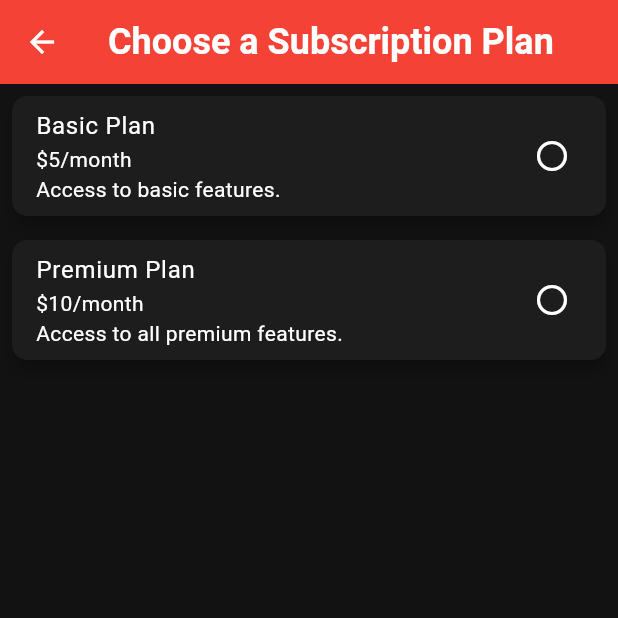
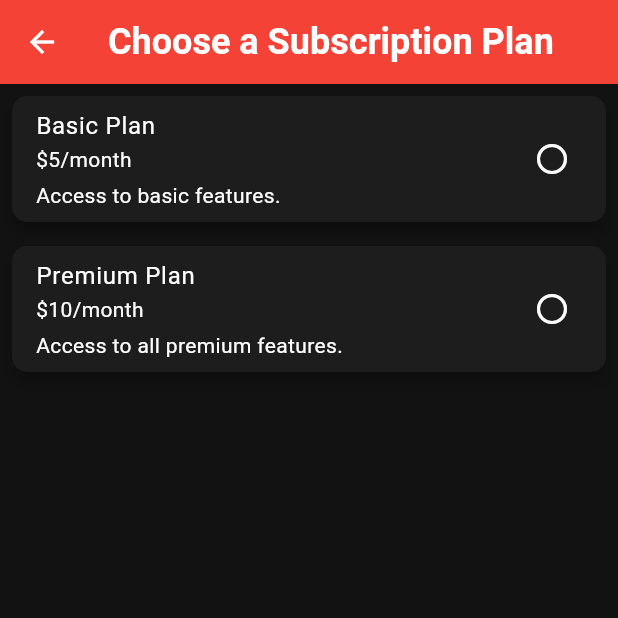
Before and after one commit to Man4c/MovieApp, a Flutter app: the SubscriptionScreen screen opened directly, on a phone screen of 412 x 824 dp, the top half of it. Run offline on Flutter 3.47's test engine with Material 3 defaults, Android fonts, the phone set to English and light mode, and no system bars; our stand-ins replace cached_network_image, chewie, google_sign_in, shared_preferences, video_player; missing offline and left inert: flutter_stripe; accounts and stored records are empty; network calls fail.

Commit message:
Stripe Payment

```diff
--- a/frontend/lib/screens/subscription_screen.dart
+++ b/frontend/lib/screens/subscription_screen.dart
@@ -1,10 +1,26 @@
 import 'package:flutter/material.dart';
-// import 'package:provider/provider.dart'; // Uncomment if using a provider for state
-import 'package:flutter_video_app/services/api_service.dart'; // Uncomment when calling API
-import 'package:flutter_stripe/flutter_stripe.dart';
+import 'package:flutter_video_app/services/api_service.dart';
+import 'package:flutter_stripe/flutter_stripe.dart' hide Card;
+
+// <-- FIX: Data model for type safety
+class Plan {
+  final String id;
+  final String stripePriceId;
+  final String name;
+  final String price;
+  final String description;
+
+  const Plan({
+    required this.id,
+    required this.stripePriceId,
+    required this.name,
+    required this.price,
+    required this.description,
+  });
+}
 
 class SubscriptionScreen extends StatefulWidget {
-  static const String routeName = '/subscription'; // For navigation
+  static const String routeName = '/subscription';
 
   const SubscriptionScreen({super.key});
 
@@ -13,119 +29,159 @@ class SubscriptionScreen extends StatefulWidget {
 }
 
 class _SubscriptionScreenState extends State<SubscriptionScreen> {
-  String? _selectedPlan; // To keep track of the selected plan
-  bool _isLoading = false; // To show a loading indicator
+  Plan? _selectedPlan; // <-- FIX: Use the Plan object for state
+  bool _isLoading = false;
 
-  // Hardcoded plans for now
-  final List<Map<String, dynamic>> _plans = [
-    {'id': 'basic', 'name': 'Basic Plan', 'price': '\$5/month', 'description': 'Access to basic features.'},
-    {'id': 'premium', 'name': 'Premium Plan', 'price': '\$10/month', 'description': 'Access to all premium features.'},
+  // <-- FIX: Use the Plan model. Replace with your actual Stripe Price IDs!
+  final List<Plan> _plans = [
+    Plan(
+      id: 'basic',
+      stripePriceId: 'prod_STA3xw2jK55AH0', // Get from Stripe Dashboard
+      name: 'Basic Plan',
+      price: '\$5/month',
+      description: 'Access to basic features.',
+    ),
+    Plan(
+      id: 'premium',
+      stripePriceId: 'prod_STA0cSHWDDqN8e', // Get from Stripe Dashboard
+      name: 'Premium Plan',
+      price: '\$10/month',
+      description: 'Access to all premium features.',
+    ),
   ];
 
-  void _handlePlanSelection(String planId) {
+  void _handlePlanSelection(Plan plan) {
     setState(() {
-      _selectedPlan = planId;
+      _selectedPlan = plan;
     });
-    // In the next step, we'll call the backend here.
-    print('Selected plan: $planId');
-    // _initiatePayment(planId); // This will be implemented later
+    print('Selected plan: ${plan.name}');
   }
 
-  Future<void> _initiatePayment(String planId) async {
-    setState(() { _isLoading = true; });
-    ScaffoldMessenger.of(context).hideCurrentSnackBar(); // Hide previous snackbars
+  Future<void> _initiatePayment(Plan plan) async {
+    setState(() {
+      _isLoading = true;
+    });
+    ScaffoldMessenger.of(context).hideCurrentSnackBar();
 
     try {
-      // Placeholder for userId - in a real app, get this from your AuthProvider
+      // In a real app, get this from your AuthProvider/state management
       const String userId = 'currentUserPlaceholderId';
       if (userId.isEmpty) {
         ScaffoldMessenger.of(context).showSnackBar(
           const SnackBar(content: Text('Error: User not logged in.')),
         );
-        setState(() { _isLoading = false; });
+        setState(() {
+          _isLoading = false;
+        });
         return;
       }
 
-      final Map<String, dynamic> response = await ApiService.createPaymentIntent(userId, planId);
-      final String? clientSecret = response['clientSecret'] as String?; // Make sure to cast and check for null
+      // <-- FIX: Pass the stripePriceId to your backend!
+      final Map<String, dynamic> response =
+          await ApiService.createPaymentIntent(userId, plan.stripePriceId);
+      final String? clientSecret = response['clientSecret'] as String?;
 
       if (clientSecret == null || clientSecret.isEmpty) {
         ScaffoldMessenger.of(context).showSnackBar(
-          const SnackBar(content: Text('Error: Could not retrieve payment details from server.')),
+          const SnackBar(
+            content: Text(
+              'Error: Could not retrieve payment details from server.',
+            ),
+          ),
         );
-        setState(() { _isLoading = false; });
+        setState(() {
+          _isLoading = false;
+        });
         return;
       }
 
       await Stripe.instance.initPaymentSheet(
         paymentSheetParameters: SetupPaymentSheetParameters(
           paymentIntentClientSecret: clientSecret,
-          merchantDisplayName: 'Your App Name', // Replace with your app name
-          // customerId: response['customerId'], // Optional: if you have it from backend
-          // customerEphemeralKeySecret: response['ephemeralKey'], // Optional: for saving cards
+          merchantDisplayName: 'Your Movie App',
         ),
       );
 
       await Stripe.instance.presentPaymentSheet();
 
-      // After payment sheet is presented and payment is attempted
       ScaffoldMessenger.of(context).showSnackBar(
-        const SnackBar(content: Text('Payment attempt completed. Checking status...')),
+        const SnackBar(
+          content: Text(
+            'Payment successful! Your account will be updated shortly.',
+          ),
+        ),
       );
-      // NOTE: The actual success/failure is confirmed via webhooks on the backend.
-      // The app gets an immediate client-side indication, but the source of truth is your backend.
-      // You might want to navigate the user to a "pending" or "success" screen,
-      // and then update based on backend confirmation.
-
+      // Success! You can navigate away or show a success dialog.
+      // The backend webhook will handle the actual subscription activation.
     } on StripeException catch (e) {
       print('StripeException: ${e.toString()}');
+      // <-- FIX: Access the error message correctly.
       ScaffoldMessenger.of(context).showSnackBar(
-        SnackBar(content: Text('Payment Error: ${e.message ?? e.toString()}')),
+        SnackBar(
+          content: Text(
+            'Payment Error: ${e.error.message ?? 'An unknown error occurred'}',
+          ),
+        ),
       );
     } catch (e) {
       print('Error during payment: ${e.toString()}');
       ScaffoldMessenger.of(context).showSnackBar(
-        SnackBar(content: Text('An unexpected error occurred: ${e.toString()}')),
+        SnackBar(
+          content: Text('An unexpected error occurred: ${e.toString()}'),
+        ),
       );
     } finally {
-      setState(() { _isLoading = false; });
+      setState(() {
+        _isLoading = false;
+      });
     }
   }
 
   @override
   Widget build(BuildContext context) {
     return Scaffold(
-      appBar: AppBar(
-        title: const Text('Choose a Subscription Plan'),
-      ),
-      body: _isLoading
+      appBar: AppBar(title: const Text('Choose a Subscription Plan')),
+      body:
+          _isLoading
               ? const Center(child: CircularProgressIndicator())
               : ListView.builder(
                 itemCount: _plans.length,
                 itemBuilder: (context, index) {
-                final plan = _plans[index];
+                  final Plan plan = _plans[index]; // <-- FIX: Strongly typed
                   return Card(
                     margin: const EdgeInsets.all(8.0),
                     child: ListTile(
-                    title: Text(plan['name'] as String),
+                      // <-- FIX: Clean and type-safe property access
+                      title: Text(plan.name),
                       subtitle: Column(
                         crossAxisAlignment: CrossAxisAlignment.start,
                         children: [
-                        Text(plan['price'] as String),
-                        Text(plan['description'] as String),
+                          Text(plan.price),
+                          Padding(
+                            padding: const EdgeInsets.only(top: 4.0),
+                            child: Text(plan.description),
+                          ),
                         ],
                       ),
-                    trailing: _selectedPlan == plan['id']
-                        ? const Icon(Icons.check_circle, color: Colors.green)
+                      trailing:
+                          _selectedPlan?.id == plan.id
+                              ? const Icon(
+                                Icons.check_circle,
+                                color: Colors.green,
+                              )
                               : const Icon(Icons.radio_button_unchecked),
-                    onTap: () => _handlePlanSelection(plan['id'] as String),
+                      onTap: () => _handlePlanSelection(plan),
                     ),
                   );
                 },
               ),
-      floatingActionButton: _selectedPlan != null
+      floatingActionButton:
+          _selectedPlan != null
               ? FloatingActionButton.extended(
-              onPressed: _isLoading ? null : () { // Disable button when loading
+                onPressed:
+                    _isLoading
+                        ? null
+                        : () {
                           if (_selectedPlan != null) {
                             _initiatePayment(_selectedPlan!);
                           }
--- a/frontend/lib/services/api_service.dart
+++ b/frontend/lib/services/api_service.dart
@@ -5,7 +5,7 @@ import 'package:flutter_video_app/models/comment_model.dart';
 import 'package:flutter_video_app/models/user_model.dart';
 
 class ApiService {
-  static const String baseUrl = 'http://192.168.125.1:4002/api';
+  static const String baseUrl = 'http://192.168.231.1:4002/api';
   static String? _token;
 
   static void setToken(String token) {
```
Also changed, not shown: frontend/lib/main.dart (+5 -5 lines), frontend/lib/screens/home_screen.dart (+44 -15 lines), frontend/pubspec.lock, 6 other files. Lines whose indentation alone changed are shown as unchanged.
